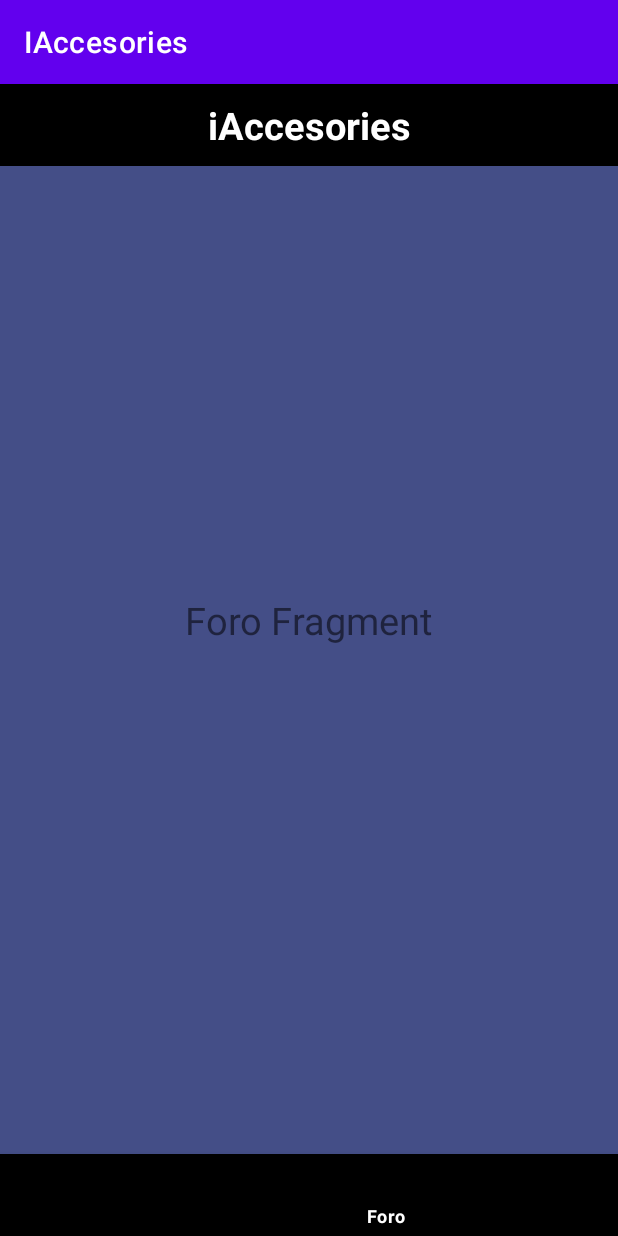
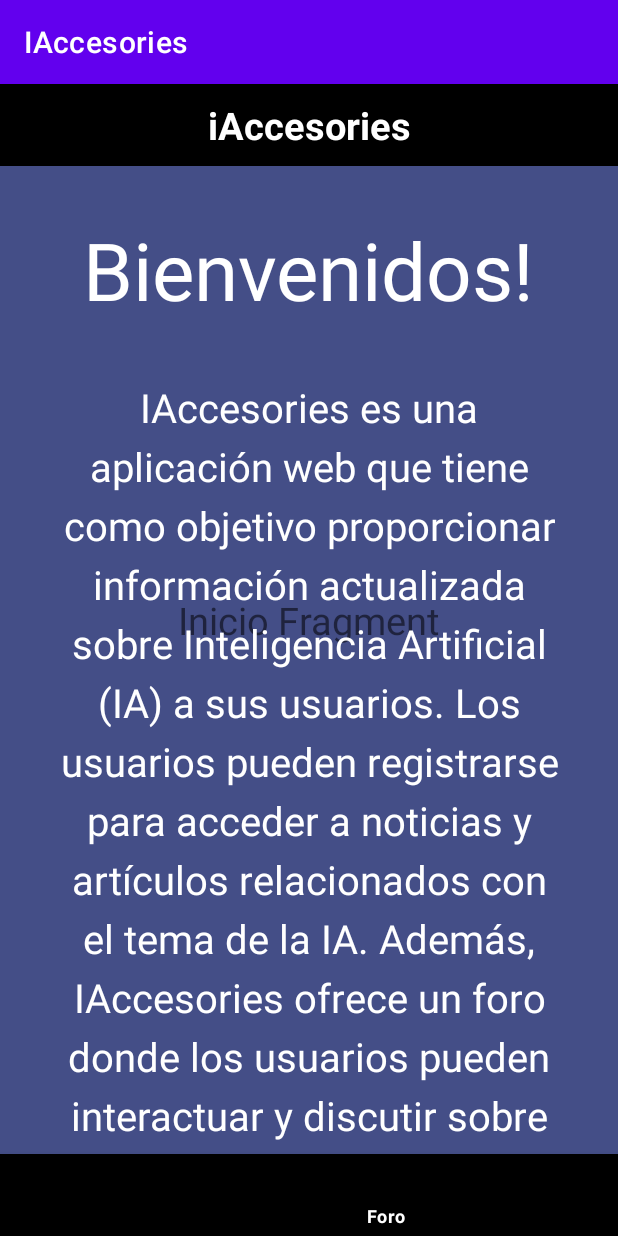
Before and after one commit to JordiHaro/IAccesories, an Android app: the PantallaPrincipal screen opened directly, with no data from a screen before it, item 3 of the bottom bar chosen, on a phone screen of 412 x 824 dp. Run offline under Robolectric (Android 15) with nearby library versions, the phone set to English and light mode, and no system bars; our stand-ins replace Firebase (no records; nobody signed in at launch, a user with empty details on screens opened directly).

Commit message:
commit18: Haciendo la pantalla de inicio

```diff
--- a/app/src/main/java/com/example/iaccesories/PantallaPrincipal.java
+++ b/app/src/main/java/com/example/iaccesories/PantallaPrincipal.java
@@ -34,19 +34,18 @@ public class PantallaPrincipal extends AppCompatActivity {
                 Log.d("---", ""+ item.getItemId());
                 switch (item.getItemId()) {
                     case R.id.Inicio:
-                        getSupportFragmentManager().beginTransaction().replace(R.id.container, new InicioFragment()).commit();
+                        fragment = new InicioFragment();
                         return true;
                     case R.id.Noticias:
-                        getSupportFragmentManager().beginTransaction().replace(R.id.container, new NoticiasFragment()).commit();
+                        fragment = new NoticiasFragment();
                         return true;
                     case R.id.Foro:
-                        getSupportFragmentManager().beginTransaction().replace(R.id.container, new ForoFragment()).commit();
+                        fragment = new ForoFragment();
                         return true;
                     case R.id.Contacto:
-                        getSupportFragmentManager().beginTransaction().replace(R.id.container, new ContactoFragment()).commit();
+                        fragment = new ContactoFragment();
                         return true;
                 }
-
 
                 return false;
             }
--- a/app/src/main/res/layout/activity_pantalla_principal.xml
+++ b/app/src/main/res/layout/activity_pantalla_principal.xml
@@ -26,7 +26,36 @@
         android:layout_width="match_parent"
         android:layout_height="match_parent"
         android:layout_above="@id/bottom_navegation"
-        android:layout_marginBottom="-2dp" />
+        android:layout_marginBottom="-2dp" >
+    </FrameLayout>
+
+    <TextView
+        android:id="@+id/Bienvenidos"
+        android:layout_width="wrap_content"
+        android:layout_height="76dp"
+        android:layout_below="@+id/PP_Titulo"
+        android:layout_centerHorizontal="true"
+        android:layout_marginLeft="50px"
+        android:layout_marginTop="50px"
+        android:text="Bienvenidos!"
+        android:textColor="@color/white"
+        android:textSize="80px" />
+
+    <TextView
+        android:id="@+id/Descripcion"
+        android:layout_width="950px"
+        android:layout_height="800px"
+        android:layout_below="@+id/Bienvenidos"
+        android:layout_marginLeft="50px"
+        android:layout_marginTop="50px"
+        android:layout_marginRight="50px"
+        android:lineSpacingExtra="8dp"
+        android:gravity="center_horizontal"
+        android:text="IAccesories es una aplicación web que tiene como objetivo proporcionar información actualizada sobre Inteligencia Artificial (IA) a sus usuarios. Los usuarios pueden registrarse para acceder a noticias y artículos relacionados con el tema de la IA. Además, IAccesories ofrece un foro donde los usuarios pueden interactuar y discutir sobre la IA, compartir opiniones y conocimientos. La aplicación busca ser una plataforma para que los usuarios interesados en la IA puedan conectarse, aprender y crecer en su comprensión de la tecnología emergente."
+        android:textColor="@color/white"
+        android:textSize="40px" />
+
+
 
     <com.google.android.material.bottomnavigation.BottomNavigationView
         android:id="@+id/bottom_navegation"
@@ -38,4 +67,6 @@
         android:background="@color/black"
         app:itemTextColor="@color/white"
         app:menu="@menu/bottom_nav_menu" />
+
+
 </RelativeLayout>
--- a/app/src/main/res/layout/activity_register.xml
+++ b/app/src/main/res/layout/activity_register.xml
@@ -48,7 +48,6 @@
 
     </EditText>
 
-
     <EditText
         android:id="@+id/ET_email"
         android:layout_width="match_parent"
@@ -56,7 +55,7 @@
         android:layout_below="@+id/ET_NomUsuari"
         android:layout_centerHorizontal="true"
         android:layout_marginHorizontal="35dp"
-        android:hint="Email"
+        android:hint="Usuario"
         android:layout_marginTop="25dp"
         android:background="@color/white"
         android:padding="5dp">
--- a/app/src/main/res/menu/bottom_nav_menu.xml
+++ b/app/src/main/res/menu/bottom_nav_menu.xml
@@ -1,8 +1,7 @@
 <?xml version="1.0" encoding="utf-8"?>
 <menu xmlns:android="http://schemas.android.com/apk/res/android">
-    <item
-        android:id="@+id/Inicio"
-        android:title="Inicio" />
+    <item android:id="@+id/Inicio"
+        android:title="Inicio"/>
 
     <item android:id="@+id/Noticias"
         android:title="Noticias"/>
```
